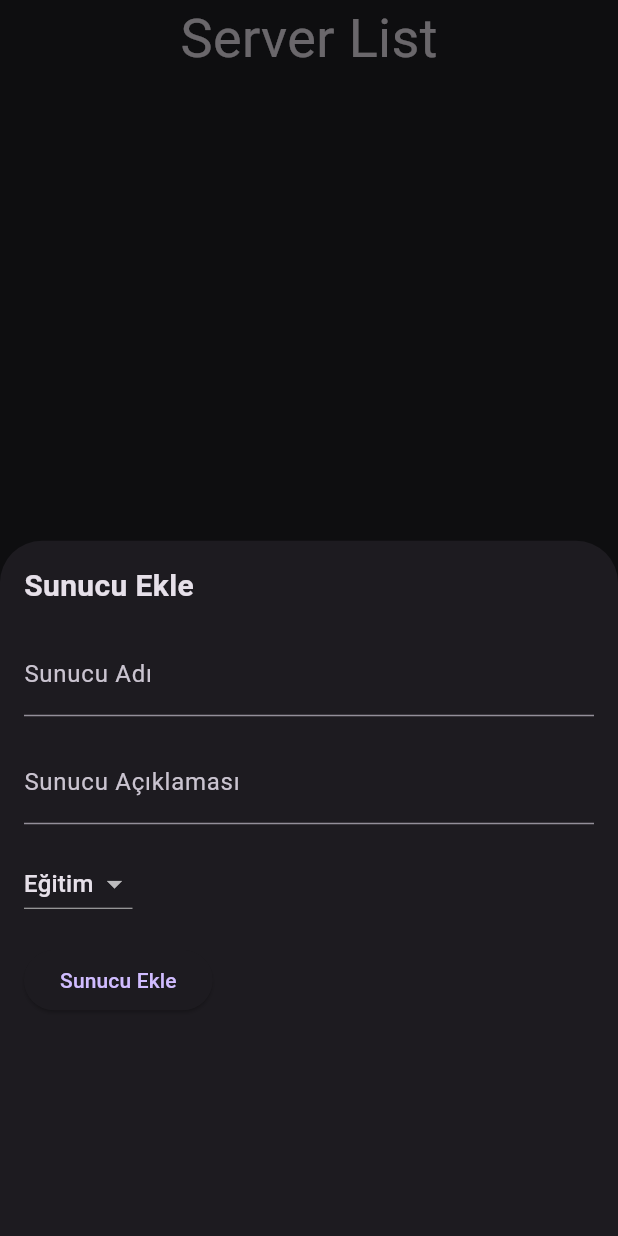
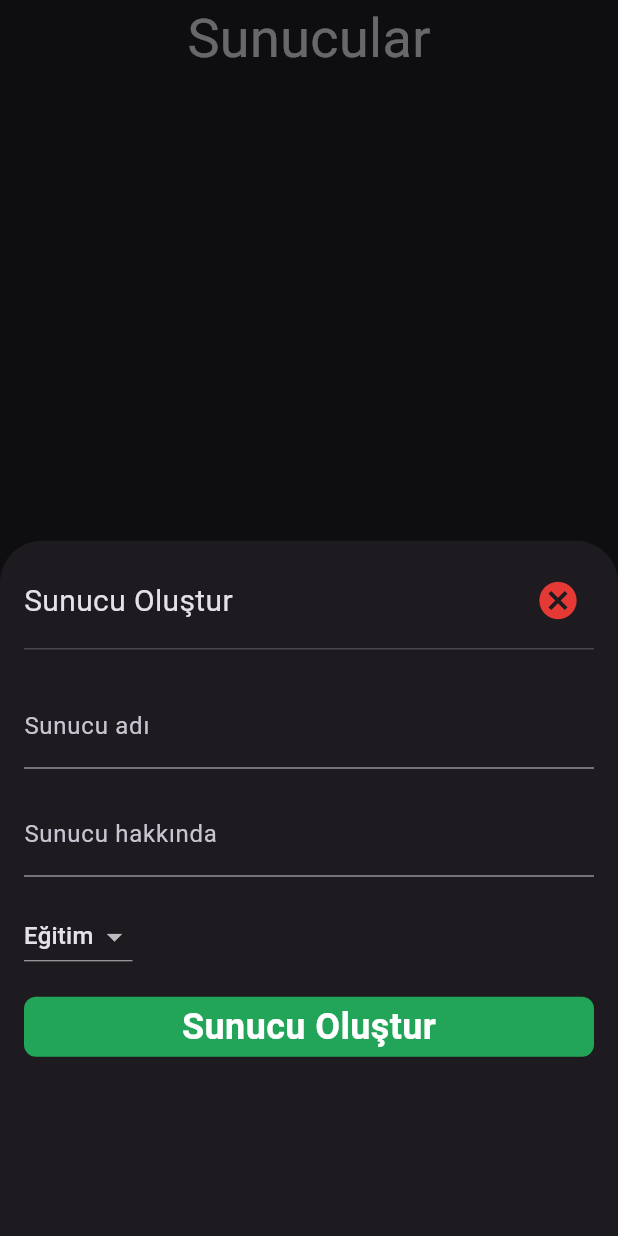
Before and after one commit to uk1618/flutter_discord_clone, a Flutter app: the ServerPage screen opened directly, after a tap on the "add" icon, on a phone screen of 412 x 824 dp. Run offline on Flutter 3.47's test engine with Material 3 defaults, Android fonts, the phone set to English and light mode, and no system bars; our stand-ins replace cloud_firestore, firebase_auth, firebase_core, flutter_svg; accounts and stored records are empty; network calls fail.

Commit message:
Sunucu sayafası düzenlendi

```diff
--- a/lib/constants/custom_text.dart
+++ b/lib/constants/custom_text.dart
@@ -26,7 +26,16 @@ class LoginText {
 
 class ProfileText {
   String email = 'Email';
-  String creationDate = ' Hesap Oluşturma Tarihi';
+  String creationDate = 'Hesap Oluşturma Tarihi';
   String aboutMe = "Hakkımda";
   String signOut = "Çıkış Yap";
 }
+
+class ServerText {
+
+  String createServer = 'Sunucu Oluştur';
+  String serverName = 'Sunucu adı';
+  String serverDesc = 'Sunucu hakkında';
+
+
+}
--- a/lib/pages/home_page.dart
+++ b/lib/pages/home_page.dart
@@ -50,8 +50,8 @@ class _HomepageState extends State<Homepage> {
         centerTitle: true,
         leading: IconButton(
             onPressed: () {
-              ScaffoldMessenger.of(context).showSnackBar(
-                  SnackBar(content: Text('UMUT KONAK')));
+              ScaffoldMessenger.of(context)
+                  .showSnackBar(SnackBar(content: Text('UMUT KONAK')));
             },
             icon: Icon(Icons.question_mark_outlined)),
         actions: [
@@ -62,7 +62,7 @@ class _HomepageState extends State<Homepage> {
           type: BottomNavigationBarType.fixed,
           iconSize: 28,
           backgroundColor: Colors.black,
-          selectedItemColor: Colors.greenAccent,
+          selectedItemColor: _customColors.dcGreen,
           unselectedItemColor: Colors.grey,
           elevation: 0,
           currentIndex: _currentIndex,
--- a/lib/pages/server_page.dart
+++ b/lib/pages/server_page.dart
@@ -2,8 +2,8 @@ import 'package:cloud_firestore/cloud_firestore.dart';
 import 'package:firebase_auth/firebase_auth.dart';
 import 'package:flutter/material.dart';
 import 'package:flutter_whatsapp_clone/constants/custom_color.dart';
+import 'package:flutter_whatsapp_clone/constants/custom_text.dart';
 import 'package:flutter_whatsapp_clone/services/server/server_service.dart';
-import '../services/chat/chat_service.dart';
 
 class ServerPage extends StatefulWidget {
   const ServerPage({super.key});
@@ -13,15 +13,17 @@ class ServerPage extends StatefulWidget {
 }
 
 class _ServerPageState extends State<ServerPage> {
+  CustomColors _customColors = CustomColors();
+
   final ServerService serverService = ServerService();
   final FirebaseAuth _firebaseAuth = FirebaseAuth.instance;
 
   @override
   Widget build(BuildContext context) {
-    CustomColors _customColors = CustomColors();
     return Scaffold(
       backgroundColor: _customColors.dcDark,
       floatingActionButton: FloatingActionButton(
+        backgroundColor: _customColors.dcGreen,
         onPressed: () {
           return _showModalBottomSheet(context);
         },
@@ -31,7 +33,7 @@ class _ServerPageState extends State<ServerPage> {
         child: Column(
           children: [
             Text(
-              'Server List',
+              'Sunucular',
               style: TextStyle(fontSize: 36),
             ),
             SizedBox(
@@ -67,19 +69,28 @@ class _ServerPageState extends State<ServerPage> {
 
   Widget _buildServerItem(DocumentSnapshot document) {
     Map<String, dynamic> data = document.data() as Map<String, dynamic>;
-
-    return Column(
-      children: [
-        Text(data['serverName']),
-        SizedBox(
-          height: 20,
+    return ListTile(
+      title: Text(data['serverName']),
+      subtitle: Text(data['serverName']),
+      leading: CircleAvatar(
+        backgroundColor: _customColors.dcBlue,
+        child: Text(
+          data['serverName'][0],
+          style: TextStyle(fontSize: 36),
         ),
-        Text(data['serverDesc']),
-        SizedBox(
-          height: 20,
       ),
-        Text(data['serverType']),
-      ],
+      trailing: Container(
+        height: 25,
+        width: 70,
+        decoration: BoxDecoration(
+            borderRadius: BorderRadius.circular(10),
+            color: _customColors.dcGreen),
+        child: Center(
+            child: Text(
+          data['serverType'],
+          style: TextStyle(fontSize: 16),
+        )),
+      ),
     );
   }
 }
@@ -101,11 +112,14 @@ class MyBottomSheet extends StatefulWidget {
 }
 
 class _MyBottomSheetState extends State<MyBottomSheet> {
+  ServerText _serverText = ServerText();
+  CustomColors _customColors = CustomColors();
+
   ServerService _serverService = ServerService();
   TextEditingController serverNameController = TextEditingController();
   TextEditingController serverDescriptionController = TextEditingController();
+
   String selectedServerType = 'Eğitim';
-
   List<String> serverTypes = ['Eğitim', 'Oyun', 'Sosyal', 'Müzik'];
 
   void createServer() async {
@@ -122,22 +136,36 @@ class _MyBottomSheetState extends State<MyBottomSheet> {
       child: Column(
         crossAxisAlignment: CrossAxisAlignment.start,
         children: [
+          Row(
+            children: [
               Text(
-            'Sunucu Ekle',
+                _serverText.createServer,
                 style: TextStyle(
                   fontSize: 20.0,
-              fontWeight: FontWeight.bold,
                 ),
               ),
+              Spacer(),
+              IconButton(
+                  onPressed: () {
+                    Navigator.pop(context);
+                  },
+                  icon: Icon(
+                    Icons.cancel,
+                    color: _customColors.dcRed,
+                    size: 30,
+                  )),
+            ],
+          ),
+          Divider(),
           SizedBox(height: 16.0),
           TextFormField(
             controller: serverNameController,
-            decoration: InputDecoration(labelText: 'Sunucu Adı'),
+            decoration: InputDecoration(labelText: _serverText.serverName),
           ),
           SizedBox(height: 16.0),
           TextFormField(
             controller: serverDescriptionController,
-            decoration: InputDecoration(labelText: 'Sunucu Açıklaması'),
+            decoration: InputDecoration(labelText: _serverText.serverDesc),
           ),
           SizedBox(height: 16.0),
           DropdownButton<String>(
@@ -155,17 +183,29 @@ class _MyBottomSheetState extends State<MyBottomSheet> {
             }).toList(),
           ),
           SizedBox(height: 16.0),
-          ElevatedButton(
-            onPressed: () {
-              String serverName = serverNameController.text;
-              String serverDescription = serverDescriptionController.text;
-              print('Sunucu Adı: $serverName');
-              print('Sunucu Açıklaması: $serverDescription');
-              print('Sunucu Türü: $selectedServerType');
+          Container(
+            width: double.infinity,
+            height: 40,
+            child: GestureDetector(
+              onTap: () {
                 createServer();
                 Navigator.pop(context);
               },
-            child: Text('Sunucu Ekle'),
+              child: Container(
+                decoration: BoxDecoration(
+                    color: _customColors.dcGreen,
+                    borderRadius: BorderRadius.circular(8)),
+                child: Center(
+                  child: Text(
+                    _serverText.createServer,
+                    style: TextStyle(
+                        color: Colors.white,
+                        fontWeight: FontWeight.bold,
+                        fontSize: 24),
+                  ),
+                ),
+              ),
+            ),
           ),
         ],
       ),
```
Also changed, not shown: lib/pages/profile_page.dart (+30 -13 lines). Lines whose indentation alone changed are shown as unchanged.
